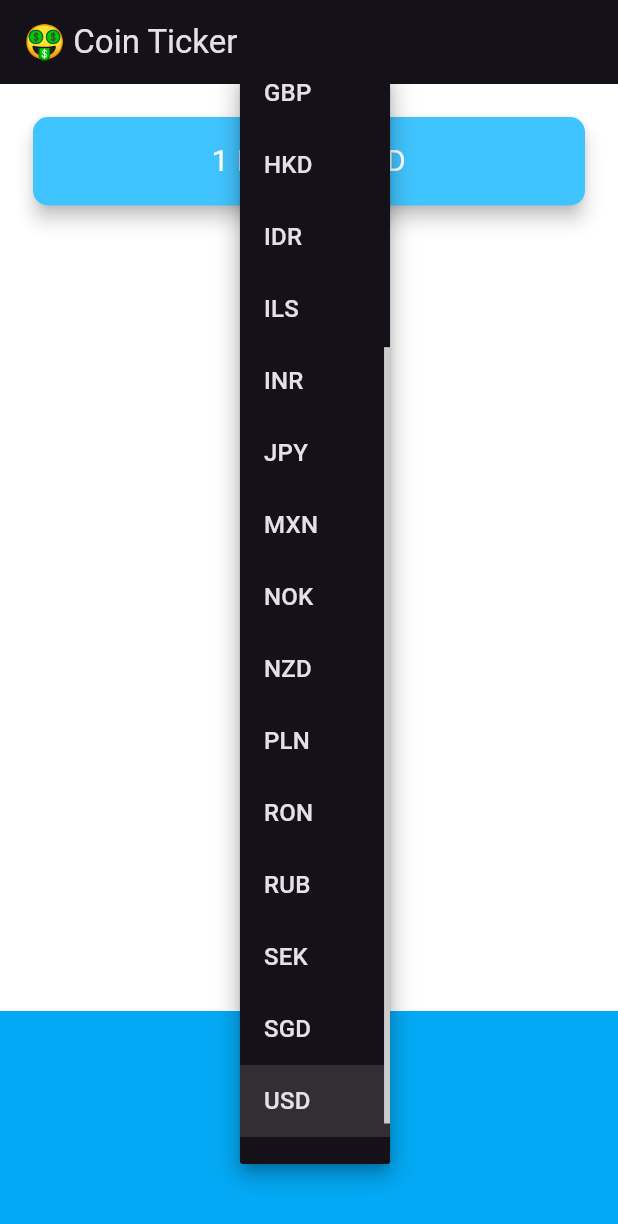
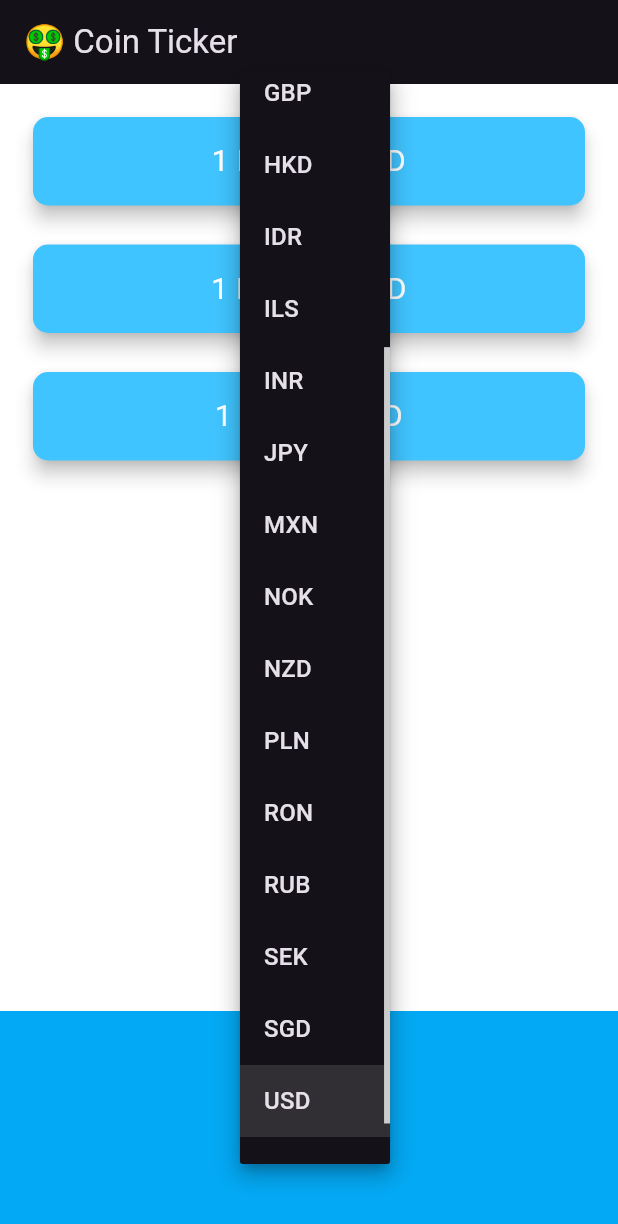
Before and after one commit to Mohanish-25/bitcoin_ticker, a Flutter app: the screen it shows after launch, after a tap on "USD", on a phone screen of 412 x 824 dp. Shown: the top 1224 px of the screen. Run offline on Flutter 3.47's test engine with Material 3 defaults, Android fonts, the phone set to English and light mode, and no system bars; our stand-ins replace flutter_dotenv; network calls fail.

```diff
--- a/lib/coin_data.dart
+++ b/lib/coin_data.dart
@@ -38,15 +38,19 @@ String fixedUrl = 'https://rest.coinapi.io/v1/exchangerate';
 
 class CoinData {
   Future getCoinData(String selectedCurrency) async {
-    http.Response response = await http
-        .get(Uri.parse('$fixedUrl/BTC/$selectedCurrency?apikey=$apiKey'));
+    Map<String, String> cryptoPrices = {};
+    for (String crypto in cryptoList) {
+      String requestURL = '$fixedUrl/$crypto/$selectedCurrency?apikey=$apiKey';
+      http.Response response = await http.get(Uri.parse(requestURL));
       if (response.statusCode == 200) {
         var decodedData = jsonDecode(response.body);
         var rate = decodedData['rate'];
-      return rate.toStringAsFixed(0);
+        cryptoPrices[crypto] = rate.toStringAsFixed(0);
       } else {
         print(response.statusCode);
         throw 'Problem with the get request';
       }
     }
+    return cryptoPrices;
   }
+}
--- a/lib/price_screen.dart
+++ b/lib/price_screen.dart
@@ -20,13 +20,17 @@ class _PriceScreenState extends State<PriceScreen> {
   }
 
   String selectedCurrency = 'USD';
-  String coinValue = '?';
+
+  Map<String, String> coinValues = {};
+  bool isWaiting = false;
 
   void getData() async {
+    isWaiting = true;
     try {
       var data = await CoinData().getCoinData(selectedCurrency);
+      isWaiting = false;
       setState(() {
-        coinValue = data;
+        coinValues = data;
       });
     } catch (e) {
       print(e);
@@ -80,26 +84,25 @@ class _PriceScreenState extends State<PriceScreen> {
         mainAxisAlignment: MainAxisAlignment.spaceBetween,
         crossAxisAlignment: CrossAxisAlignment.stretch,
         children: <Widget>[
-          Padding(
-            padding: EdgeInsets.fromLTRB(18.0, 18.0, 18.0, 0),
-            child: Card(
-              color: Colors.lightBlueAccent,
-              elevation: 5.0,
-              shape: RoundedRectangleBorder(
-                borderRadius: BorderRadius.circular(10.0),
+          Column(
+            crossAxisAlignment: CrossAxisAlignment.stretch,
+            children: <Widget>[
+              CryptoCard(
+                cryptoCurrency: cryptoList[0],
+                coinValue: isWaiting ? '?' : coinValues[cryptoList[0]]!,
+                selectedCurrency: selectedCurrency,
               ),
-              child: Padding(
-                padding: EdgeInsets.symmetric(vertical: 15.0, horizontal: 28.0),
-                child: Text(
-                  '1 BTC = $coinValue $selectedCurrency',
-                  textAlign: TextAlign.center,
-                  style: TextStyle(
-                    fontSize: 20.0,
-                    color: Colors.white,
-                  ),
-                ),
+              CryptoCard(
+                cryptoCurrency: cryptoList[1],
+                coinValue: isWaiting ? '?' : coinValues[cryptoList[1]]!,
+                selectedCurrency: selectedCurrency,
               ),
-            ),
+              CryptoCard(
+                cryptoCurrency: cryptoList[2],
+                coinValue: isWaiting ? '?' : coinValues[cryptoList[2]]!,
+                selectedCurrency: selectedCurrency,
+              ),
+            ],
           ),
           Container(
               height: 150.0,
@@ -112,3 +115,41 @@ class _PriceScreenState extends State<PriceScreen> {
     );
   }
 }
+
+class CryptoCard extends StatelessWidget {
+  const CryptoCard({
+    super.key,
+    required this.cryptoCurrency,
+    required this.coinValue,
+    required this.selectedCurrency,
+  });
+
+  final String cryptoCurrency;
+  final String coinValue;
+  final String selectedCurrency;
+
+  @override
+  Widget build(BuildContext context) {
+    return Padding(
+      padding: EdgeInsets.fromLTRB(18.0, 18.0, 18.0, 0),
+      child: Card(
+        color: Colors.lightBlueAccent,
+        elevation: 5.0,
+        shape: RoundedRectangleBorder(
+          borderRadius: BorderRadius.circular(10.0),
+        ),
+        child: Padding(
+          padding: EdgeInsets.symmetric(vertical: 15.0, horizontal: 28.0),
+          child: Text(
+            '1 $cryptoCurrency = $coinValue $selectedCurrency',
+            textAlign: TextAlign.center,
+            style: TextStyle(
+              fontSize: 20.0,
+              color: Colors.white,
+            ),
+          ),
+        ),
+      ),
+    );
+  }
+}
```
Lines whose indentation alone changed are shown as unchanged.
